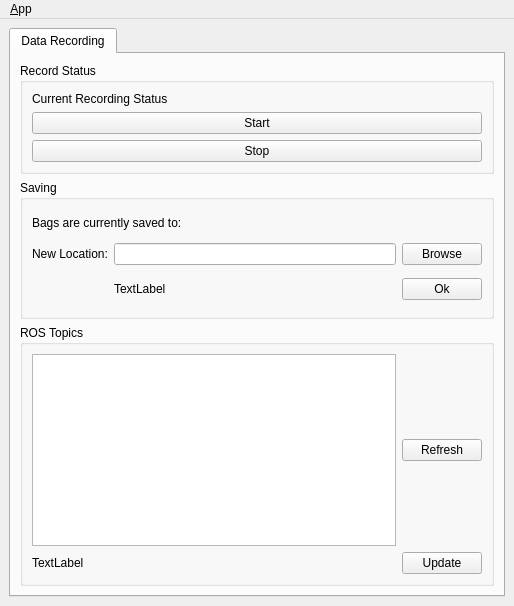
FSC-Lab/ros_logger_gui, file ui/main_window.ui: the form before one commit.
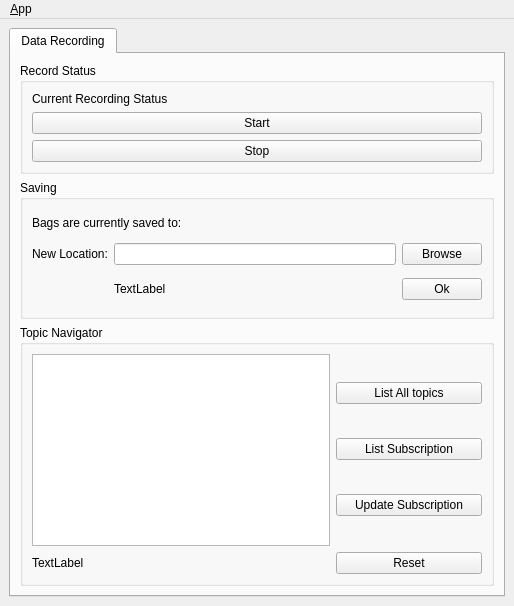
The form after the commit. Icons and pictures are not drawn.

Commit message: Enabled subscription update and reset

What changed in the file:
```diff
--- a/ui/main_window.ui
+++ b/ui/main_window.ui
@@ -218,45 +218,34 @@
            <bool>false</bool>
           </property>
           <property name="title">
-           <string>ROS Topics</string>
+           <string>Topic Navigator</string>
           </property>
           <layout class="QGridLayout" name="gridLayout_4">
+           <item row="3" column="2">
+            <layout class="QGridLayout" name="gridLayout_2">
+             <property name="sizeConstraint">
+              <enum>QLayout::SetNoConstraint</enum>
+             </property>
            <item row="3" column="0">
-            <widget class="QListWidget" name="list_topics">
-             <property name="sizePolicy">
-              <sizepolicy hsizetype="Minimum" vsizetype="Minimum">
-               <horstretch>0</horstretch>
-               <verstretch>0</verstretch>
-              </sizepolicy>
-             </property>
-             <property name="selectionMode">
-              <enum>QAbstractItemView::MultiSelection</enum>
-             </property>
-             <property name="sortingEnabled">
-              <bool>true</bool>
-             </property>
-            </widget>
-           </item>
-           <item row="4" column="1">
             <widget class="QPushButton" name="button_update_topic">
              <property name="sizePolicy">
-              <sizepolicy hsizetype="Fixed" vsizetype="Fixed">
+                <sizepolicy hsizetype="Minimum" vsizetype="Fixed">
                <horstretch>0</horstretch>
                <verstretch>0</verstretch>
               </sizepolicy>
              </property>
              <property name="text">
-              <string>Update</string>
+                <string>Update Subscription</string>
              </property>
             </widget>
            </item>
-           <item row="3" column="1">
-            <widget class="QPushButton" name="button_refresh_topic">
+             <item row="1" column="0">
+              <widget class="QPushButton" name="button_refresh_current">
              <property name="enabled">
               <bool>true</bool>
              </property>
              <property name="sizePolicy">
-              <sizepolicy hsizetype="Fixed" vsizetype="Fixed">
+                <sizepolicy hsizetype="Minimum" vsizetype="Fixed">
                <horstretch>0</horstretch>
                <verstretch>0</verstretch>
               </sizepolicy>
@@ -268,9 +257,18 @@
               <string>Clear all waypoints and set the target to the current joint trajectory state.</string>
              </property>
              <property name="text">
-              <string>Refresh</string>
-             </property>
-            </widget>
+                <string>List Subscription</string>
+               </property>
+              </widget>
+             </item>
+             <item row="0" column="0">
+              <widget class="QPushButton" name="button_refresh_all">
+               <property name="text">
+                <string>List All topics</string>
+               </property>
+              </widget>
+             </item>
+            </layout>
            </item>
            <item row="4" column="0">
             <widget class="QLabel" name="placeholder">
@@ -279,6 +277,29 @@
              </property>
             </widget>
            </item>
+           <item row="3" column="0" colspan="2">
+            <widget class="QListWidget" name="list_topics">
+             <property name="sizePolicy">
+              <sizepolicy hsizetype="Minimum" vsizetype="Minimum">
+               <horstretch>0</horstretch>
+               <verstretch>0</verstretch>
+              </sizepolicy>
+             </property>
+             <property name="selectionMode">
+              <enum>QAbstractItemView::MultiSelection</enum>
+             </property>
+             <property name="sortingEnabled">
+              <bool>true</bool>
+             </property>
+            </widget>
+           </item>
+           <item row="4" column="2">
+            <widget class="QPushButton" name="button_reset_topic">
+             <property name="text">
+              <string>Reset</string>
+             </property>
+            </widget>
+           </item>
           </layout>
          </widget>
         </item>
```
Lines whose indentation alone changed are shown as unchanged. The commit also changes 4 other files.
